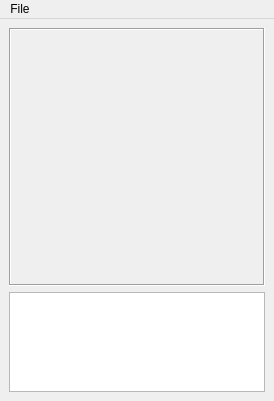
The window that Tools/HolocronToolset/src/ui/editors/tpc.ui (NickHugi/PyKotor) describes before a commit, drawn with Qt 5.
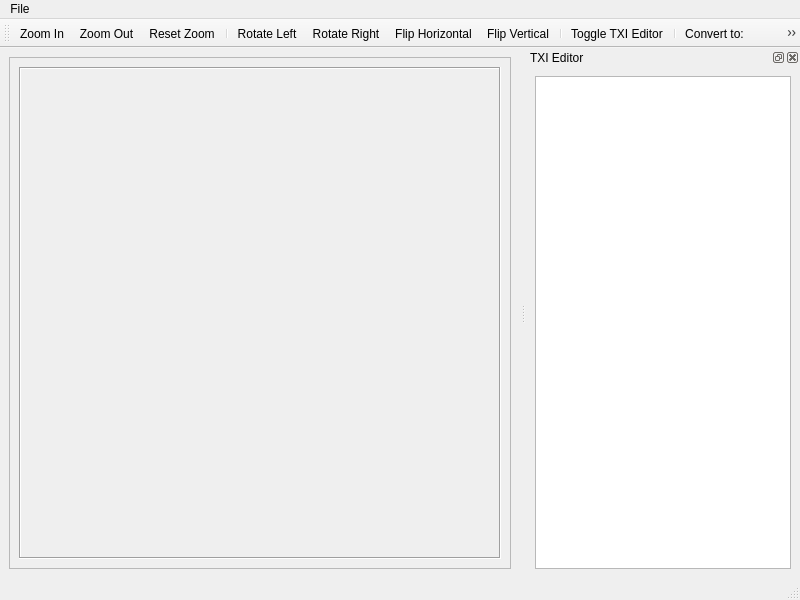
The same window after the commit.

```diff
--- a/Tools/HolocronToolset/src/ui/editors/tpc.ui
+++ b/Tools/HolocronToolset/src/ui/editors/tpc.ui
@@ -6,8 +6,8 @@
    <rect>
     <x>0</x>
     <y>0</y>
-    <width>274</width>
-    <height>401</height>
+    <width>800</width>
+    <height>600</height>
    </rect>
   </property>
   <property name="windowTitle">
@@ -16,29 +16,30 @@
   <widget class="QWidget" name="centralwidget">
    <layout class="QVBoxLayout" name="verticalLayout">
     <item>
-     <widget class="QLabel" name="textureImage">
-      <property name="frameShape">
-       <enum>QFrame::Box</enum>
+     <widget class="QScrollArea" name="scrollArea">
+      <property name="widgetResizable">
+       <bool>true</bool>
       </property>
-      <property name="frameShadow">
-       <enum>QFrame::Sunken</enum>
-      </property>
-      <property name="text">
-       <string/>
-      </property>
-      <property name="alignment">
-       <set>Qt::AlignCenter</set>
-      </property>
-     </widget>
-    </item>
-    <item>
-     <widget class="QPlainTextEdit" name="txiEdit">
-      <property name="maximumSize">
-       <size>
-        <width>16777215</width>
-        <height>100</height>
-       </size>
-      </property>
+      <widget class="QWidget" name="scrollAreaWidgetContents">
+       <layout class="QVBoxLayout" name="scrollAreaLayout">
+        <item>
+         <widget class="QLabel" name="textureImage">
+          <property name="frameShape">
+           <enum>QFrame::Box</enum>
+          </property>
+          <property name="frameShadow">
+           <enum>QFrame::Sunken</enum>
+          </property>
+          <property name="text">
+           <string/>
+          </property>
+          <property name="alignment">
+           <set>Qt::AlignCenter</set>
+          </property>
+         </widget>
+        </item>
+       </layout>
+      </widget>
      </widget>
     </item>
    </layout>
@@ -48,8 +49,8 @@
     <rect>
      <x>0</x>
      <y>0</y>
-     <width>274</width>
-     <height>21</height>
+     <width>800</width>
+     <height>22</height>
     </rect>
    </property>
    <widget class="QMenu" name="menuFile">
@@ -67,6 +68,47 @@
    </widget>
    <addaction name="menuFile"/>
   </widget>
+  <widget class="QStatusBar" name="statusbar"/>
+  <widget class="QToolBar" name="toolBar">
+   <property name="windowTitle">
+    <string>toolBar</string>
+   </property>
+   <attribute name="toolBarArea">
+    <enum>TopToolBarArea</enum>
+   </attribute>
+   <attribute name="toolBarBreak">
+    <bool>false</bool>
+   </attribute>
+   <addaction name="actionZoomIn"/>
+   <addaction name="actionZoomOut"/>
+   <addaction name="actionResetZoom"/>
+   <addaction name="separator"/>
+   <addaction name="actionRotateLeft"/>
+   <addaction name="actionRotateRight"/>
+   <addaction name="actionFlipHorizontal"/>
+   <addaction name="actionFlipVertical"/>
+   <addaction name="separator"/>
+   <addaction name="actionToggleTXIEditor"/>
+   <addaction name="separator"/>
+   <addaction name="actionConvertLabel"/>
+   <addaction name="actionConvertComboBox"/>
+   <addaction name="actionExport"/>
+  </widget>
+  <widget class="QDockWidget" name="txiDockWidget">
+   <property name="windowTitle">
+    <string>TXI Editor</string>
+   </property>
+   <attribute name="dockWidgetArea">
+    <number>2</number>
+   </attribute>
+   <widget class="QWidget" name="dockWidgetContents">
+    <layout class="QVBoxLayout" name="verticalLayout_2">
+     <item>
+      <widget class="QPlainTextEdit" name="txiEdit"/>
+     </item>
+    </layout>
+   </widget>
+  </widget>
   <action name="actionNew">
    <property name="text">
     <string>New</string>
@@ -97,6 +139,61 @@
     <string>Revert</string>
    </property>
   </action>
+  <action name="actionZoomIn">
+   <property name="text">
+    <string>Zoom In</string>
+   </property>
+  </action>
+  <action name="actionZoomOut">
+   <property name="text">
+    <string>Zoom Out</string>
+   </property>
+  </action>
+  <action name="actionResetZoom">
+   <property name="text">
+    <string>Reset Zoom</string>
+   </property>
+  </action>
+  <action name="actionRotateLeft">
+   <property name="text">
+    <string>Rotate Left</string>
+   </property>
+  </action>
+  <action name="actionRotateRight">
+   <property name="text">
+    <string>Rotate Right</string>
+   </property>
+  </action>
+  <action name="actionFlipHorizontal">
+   <property name="text">
+    <string>Flip Horizontal</string>
+   </property>
+  </action>
+  <action name="actionFlipVertical">
+   <property name="text">
+    <string>Flip Vertical</string>
+   </property>
+  </action>
+  <action name="actionToggleTXIEditor">
+   <property name="text">
+    <string>Toggle TXI Editor</string>
+   </property>
+  </action>
+  <action name="actionConvertLabel">
+   <property name="text">
+    <string>Convert to:</string>
+   </property>
+  </action>
+  <action name="actionConvertComboBox">
+   <property name="text">
+    <string>Format</string>
+   </property>
+  </action>
+  <action name="actionExport">
+   <property name="text">
+    <string>Export</string>
+   </property>
+  </action>
  </widget>
  <resources/>
  <connections/>
```
Left out of the diff: 2 changed lines with no effect on the pictures.
